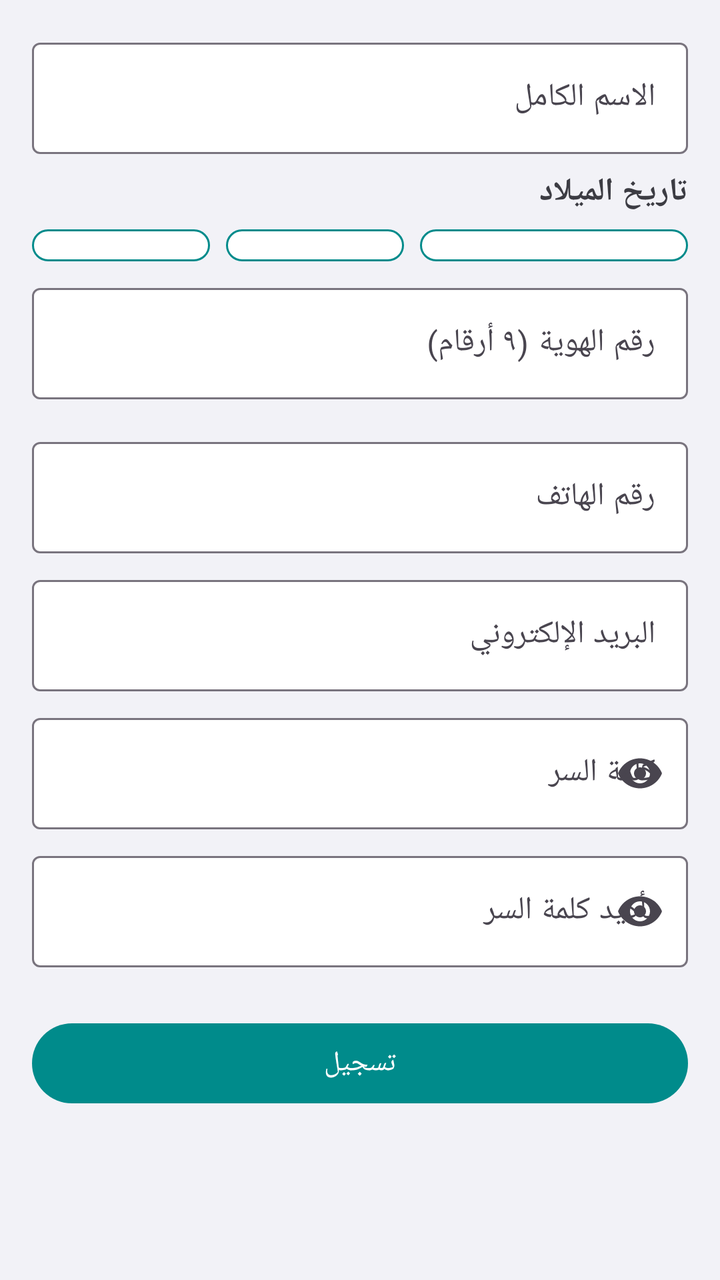
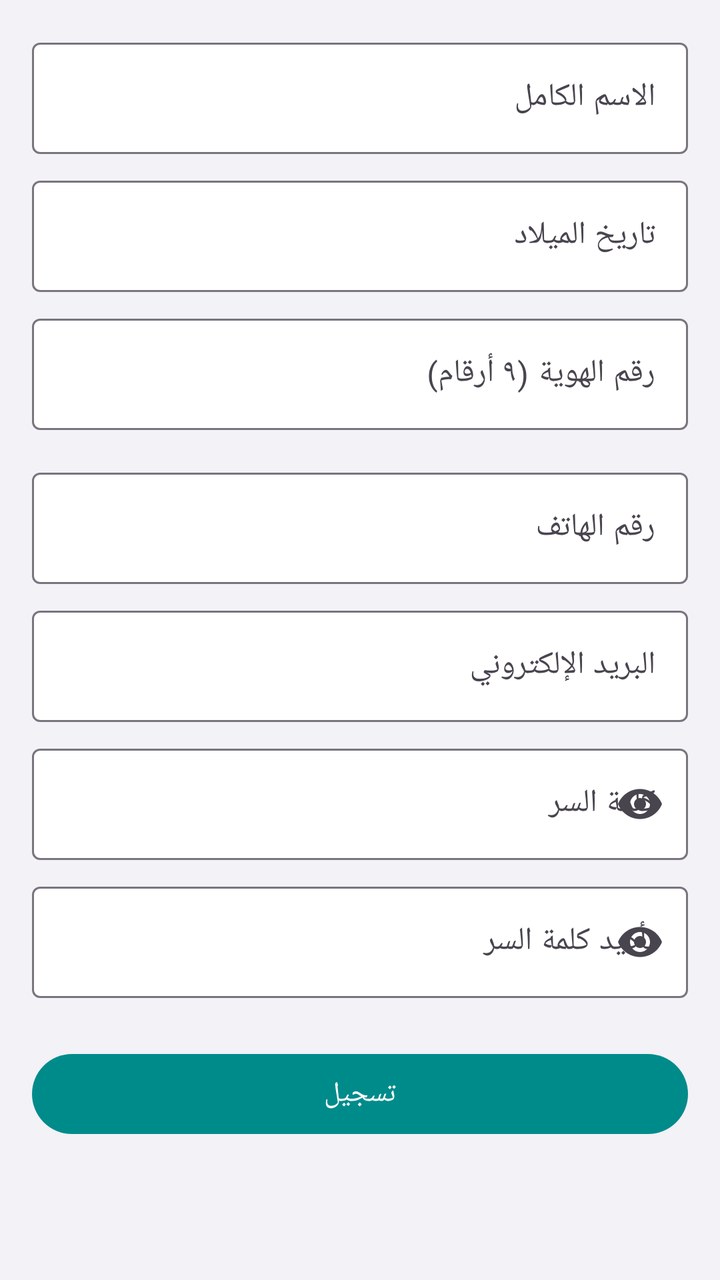

Compare the two renders of this Android layout. The source of the first and the diff that turns it into the second are given below.
<!-- AndroidManifest.xml: application theme Theme.DragApp -->
<!-- res/layout/fragment_register_user.xml -->
<?xml version="1.0" encoding="utf-8"?>
<ScrollView xmlns:android="http://schemas.android.com/apk/res/android"
    xmlns:app="http://schemas.android.com/apk/res-auto"
    android:layout_width="match_parent"
    android:layout_height="match_parent"
    android:fillViewport="true">

    <LinearLayout
        android:layout_width="match_parent"
        android:layout_height="wrap_content"
        android:orientation="vertical"
        android:padding="16dp">

        <com.google.android.material.textfield.TextInputLayout
            android:layout_width="match_parent"
            android:layout_height="wrap_content"
            android:hint="@string/full_name"
            app:boxBackgroundColor="@color/ios_card">

            <com.google.android.material.textfield.TextInputEditText
                android:id="@+id/input_full_name"
                android:layout_width="match_parent"
                android:layout_height="wrap_content"
                android:inputType="textPersonName" />
        </com.google.android.material.textfield.TextInputLayout>

        <TextView
            android:layout_width="match_parent"
            android:layout_height="wrap_content"
            android:layout_marginTop="8dp"
            android:text="@string/date_of_birth"
            android:textColor="@color/ios_label"
            android:textSize="16sp"
            android:textStyle="bold" />

        <LinearLayout
            android:layout_width="match_parent"
            android:layout_height="wrap_content"
            android:layout_marginTop="8dp"
            android:orientation="horizontal">

            <Spinner
                android:id="@+id/spinner_day"
                android:layout_width="0dp"
                android:layout_height="wrap_content"
                android:layout_weight="1"
                android:layout_marginEnd="4dp"
                android:background="@drawable/spinner_background" />

            <Spinner
                android:id="@+id/spinner_month"
                android:layout_width="0dp"
                android:layout_height="wrap_content"
                android:layout_weight="1"
                android:layout_marginStart="4dp"
                android:layout_marginEnd="4dp"
                android:background="@drawable/spinner_background" />

            <Spinner
                android:id="@+id/spinner_year"
                android:layout_width="0dp"
                android:layout_height="wrap_content"
                android:layout_weight="1.5"
                android:layout_marginStart="4dp"
                android:background="@drawable/spinner_background" />

        </LinearLayout>

        <com.google.android.material.textfield.TextInputLayout
            android:layout_width="match_parent"
            android:layout_height="wrap_content"
            android:layout_marginTop="8dp"
            android:hint="@string/id_number"
            app:boxBackgroundColor="@color/ios_card">

            <com.google.android.material.textfield.TextInputEditText
                android:id="@+id/input_id_number"
                android:layout_width="match_parent"
                android:layout_height="wrap_content"
                android:inputType="number"
                android:maxLength="9" />
        </com.google.android.material.textfield.TextInputLayout>

        
        <com.google.android.material.textfield.TextInputLayout
            android:layout_width="match_parent"
            android:layout_height="wrap_content"
            android:layout_marginTop="16dp"
            android:hint="@string/phone_number"
            app:boxBackgroundColor="@color/ios_card">

            <com.google.android.material.textfield.TextInputEditText
                android:id="@+id/input_phone"
                android:layout_width="match_parent"
                android:layout_height="wrap_content"
                android:inputType="phone" />
        </com.google.android.material.textfield.TextInputLayout>

        <com.google.android.material.textfield.TextInputLayout
            android:id="@+id/email_layout"
            android:layout_width="match_parent"
            android:layout_height="wrap_content"
            android:layout_marginTop="8dp"
            android:hint="البريد الإلكتروني"
            app:boxBackgroundColor="@color/ios_card">

            <com.google.android.material.textfield.TextInputEditText
                android:id="@+id/input_email"
                android:layout_width="match_parent"
                android:layout_height="wrap_content"
                android:inputType="textEmailAddress" />
        </com.google.android.material.textfield.TextInputLayout>

        <com.google.android.material.textfield.TextInputLayout
            android:id="@+id/password_layout"
            android:layout_width="match_parent"
            android:layout_height="wrap_content"
            android:layout_marginTop="8dp"
            android:hint="@string/password"
            app:boxBackgroundColor="@color/ios_card"
            app:endIconMode="password_toggle">

            <com.google.android.material.textfield.TextInputEditText
                android:id="@+id/input_password"
                android:layout_width="match_parent"
                android:layout_height="wrap_content"
                android:inputType="textPassword" />
        </com.google.android.material.textfield.TextInputLayout>

        <com.google.android.material.textfield.TextInputLayout
            android:id="@+id/confirm_password_layout"
            android:layout_width="match_parent"
            android:layout_height="wrap_content"
            android:layout_marginTop="8dp"
            android:hint="@string/confirm_password"
            app:boxBackgroundColor="@color/ios_card"
            app:endIconMode="password_toggle">

            <com.google.android.material.textfield.TextInputEditText
                android:id="@+id/input_confirm_password"
                android:layout_width="match_parent"
                android:layout_height="wrap_content"
                android:inputType="textPassword" />
        </com.google.android.material.textfield.TextInputLayout>

        <com.google.android.material.button.MaterialButton
            android:id="@+id/btn_register_user"
            android:layout_width="match_parent"
            android:layout_height="wrap_content"
            android:layout_marginTop="24dp"
            android:text="@string/register" />
    </LinearLayout>
</ScrollView>
<!-- resources referenced by this layout -->
<resources>
  <color name="ios_card">#FFFFFF</color>
  <color name="ios_label">#3C3C43</color>
  <!-- drawable spinner_background (drawable) -->
  <?xml version="1.0" encoding="utf-8"?>
  <shape xmlns:android="http://schemas.android.com/apk/res/android">
      <solid android:color="@color/ios_card" />
      <stroke android:width="1dp" android:color="@color/ios_primary" />
      <corners android:radius="8dp" />
      <padding android:left="12dp" android:top="8dp" android:right="12dp" android:bottom="8dp" />
  </shape>
  <string name="confirm_password">تأكيد كلمة السر</string>
  <string name="date_of_birth">تاريخ الميلاد</string>
  <string name="full_name">الاسم الكامل</string>
  <string name="id_number">رقم الهوية (٩ أرقام)</string>
  <string name="password">كلمة السر</string>
  <string name="phone_number">رقم الهاتف</string>
  <string name="register">تسجيل</string>
  <style name="Theme.DragApp" parent="Base.Theme.DragApp" />
  <color name="ios_primary">#008B8B</color>
  <style name="Base.Theme.DragApp" parent="Theme.Material3.Light.NoActionBar">
          <item name="colorPrimary">@color/ios_primary</item>
          <item name="android:statusBarColor">@color/ios_primary</item>
          <item name="android:navigationBarColor">@color/ios_bg</item>
          <item name="android:windowBackground">@color/ios_bg</item>
      </style>
  <color name="ios_bg">#F2F2F7</color>
</resources>

<!-- the commit's change to res/layout/fragment_register_user.xml (unified diff, before → after) -->
@@ -24,47 +24,21 @@
                 android:inputType="textPersonName" />
         </com.google.android.material.textfield.TextInputLayout>
 
-        <TextView
+        <com.google.android.material.textfield.TextInputLayout
             android:layout_width="match_parent"
             android:layout_height="wrap_content"
             android:layout_marginTop="8dp"
-            android:text="@string/date_of_birth"
-            android:textColor="@color/ios_label"
-            android:textSize="16sp"
-            android:textStyle="bold" />
+            android:hint="@string/date_of_birth"
+            app:boxBackgroundColor="@color/ios_card">
 
-        <LinearLayout
-            android:layout_width="match_parent"
-            android:layout_height="wrap_content"
-            android:layout_marginTop="8dp"
-            android:orientation="horizontal">
-
-            <Spinner
-                android:id="@+id/spinner_day"
-                android:layout_width="0dp"
+            <com.google.android.material.textfield.TextInputEditText
+                android:id="@+id/input_dob"
+                android:layout_width="match_parent"
                 android:layout_height="wrap_content"
-                android:layout_weight="1"
-                android:layout_marginEnd="4dp"
-                android:background="@drawable/spinner_background" />
-
-            <Spinner
-                android:id="@+id/spinner_month"
-                android:layout_width="0dp"
-                android:layout_height="wrap_content"
-                android:layout_weight="1"
-                android:layout_marginStart="4dp"
-                android:layout_marginEnd="4dp"
-                android:background="@drawable/spinner_background" />
-
-            <Spinner
-                android:id="@+id/spinner_year"
-                android:layout_width="0dp"
-                android:layout_height="wrap_content"
-                android:layout_weight="1.5"
-                android:layout_marginStart="4dp"
-                android:background="@drawable/spinner_background" />
-
-        </LinearLayout>
+                android:clickable="true"
+                android:focusable="false"
+                android:inputType="none" />
+        </com.google.android.material.textfield.TextInputLayout>
 
         <com.google.android.material.textfield.TextInputLayout
             android:layout_width="match_parent"
<!-- resource entries referenced after the edit -->
@@ -1,15 +1,6 @@
 <!-- resources referenced by this layout -->
 <resources>
   <color name="ios_card">#FFFFFF</color>
-  <color name="ios_label">#3C3C43</color>
-  <!-- drawable spinner_background (drawable) -->
-  <?xml version="1.0" encoding="utf-8"?>
-  <shape xmlns:android="http://schemas.android.com/apk/res/android">
-      <solid android:color="@color/ios_card" />
-      <stroke android:width="1dp" android:color="@color/ios_primary" />
-      <corners android:radius="8dp" />
-      <padding android:left="12dp" android:top="8dp" android:right="12dp" android:bottom="8dp" />
-  </shape>
   <string name="confirm_password">تأكيد كلمة السر</string>
   <string name="date_of_birth">تاريخ الميلاد</string>
   <string name="full_name">الاسم الكامل</string>
